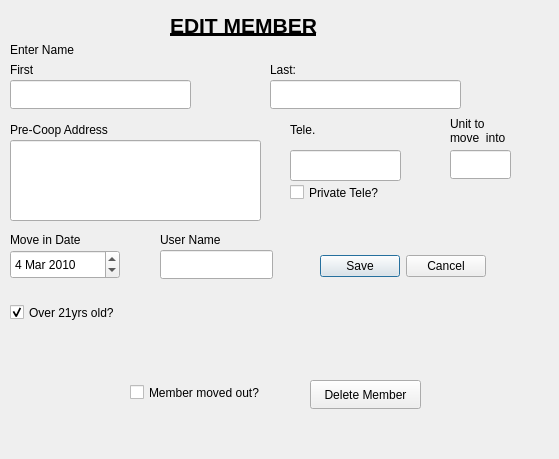
Before: the Qt Designer form src/view/EditUser.ui in RachelSugar/cooper, drawn with Qt 5.
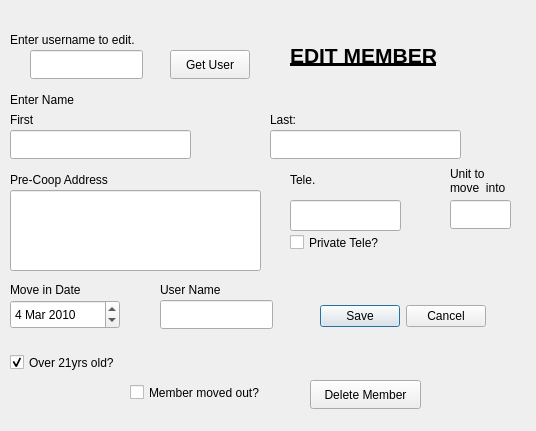
After: the same form once the commit is applied.

Commit message: getting editUser rdy

The edit to the form file:
```diff
--- a/src/view/EditUser.ui
+++ b/src/view/EditUser.ui
@@ -8,8 +8,8 @@
    <rect>
     <x>0</x>
     <y>0</y>
-    <width>559</width>
-    <height>459</height>
+    <width>536</width>
+    <height>431</height>
    </rect>
   </property>
   <property name="windowTitle" >
@@ -19,7 +19,7 @@
    <property name="geometry" >
     <rect>
      <x>160</x>
-     <y>250</y>
+     <y>300</y>
      <width>113</width>
      <height>29</height>
     </rect>
@@ -29,7 +29,7 @@
    <property name="geometry" >
     <rect>
      <x>450</x>
-     <y>150</y>
+     <y>200</y>
      <width>61</width>
      <height>29</height>
     </rect>
@@ -39,7 +39,7 @@
    <property name="geometry" >
     <rect>
      <x>10</x>
-     <y>140</y>
+     <y>190</y>
      <width>251</width>
      <height>81</height>
     </rect>
@@ -49,7 +49,7 @@
    <property name="geometry" >
     <rect>
      <x>10</x>
-     <y>40</y>
+     <y>90</y>
      <width>81</width>
      <height>19</height>
     </rect>
@@ -62,7 +62,7 @@
    <property name="geometry" >
     <rect>
      <x>10</x>
-     <y>230</y>
+     <y>280</y>
      <width>91</width>
      <height>19</height>
     </rect>
@@ -74,8 +74,8 @@
   <widget class="QLabel" name="label_10" >
    <property name="geometry" >
     <rect>
-     <x>170</x>
-     <y>10</y>
+     <x>290</x>
+     <y>40</y>
      <width>191</width>
      <height>31</height>
     </rect>
@@ -106,7 +106,7 @@
    <property name="geometry" >
     <rect>
      <x>160</x>
-     <y>230</y>
+     <y>280</y>
      <width>81</width>
      <height>19</height>
     </rect>
@@ -119,7 +119,7 @@
    <property name="geometry" >
     <rect>
      <x>320</x>
-     <y>250</y>
+     <y>300</y>
      <width>166</width>
      <height>32</height>
     </rect>
@@ -132,7 +132,7 @@
    <property name="geometry" >
     <rect>
      <x>10</x>
-     <y>60</y>
+     <y>110</y>
      <width>61</width>
      <height>19</height>
     </rect>
@@ -145,7 +145,7 @@
    <property name="geometry" >
     <rect>
      <x>290</x>
-     <y>120</y>
+     <y>170</y>
      <width>61</width>
      <height>19</height>
     </rect>
@@ -158,7 +158,7 @@
    <property name="geometry" >
     <rect>
      <x>10</x>
-     <y>120</y>
+     <y>170</y>
      <width>121</width>
      <height>19</height>
     </rect>
@@ -171,7 +171,7 @@
    <property name="geometry" >
     <rect>
      <x>270</x>
-     <y>80</y>
+     <y>130</y>
      <width>191</width>
      <height>29</height>
     </rect>
@@ -181,7 +181,7 @@
    <property name="geometry" >
     <rect>
      <x>290</x>
-     <y>180</y>
+     <y>230</y>
      <width>121</width>
      <height>25</height>
     </rect>
@@ -194,7 +194,7 @@
    <property name="geometry" >
     <rect>
      <x>290</x>
-     <y>150</y>
+     <y>200</y>
      <width>111</width>
      <height>31</height>
     </rect>
@@ -210,7 +210,7 @@
    <property name="geometry" >
     <rect>
      <x>10</x>
-     <y>250</y>
+     <y>300</y>
      <width>110</width>
      <height>29</height>
     </rect>
@@ -230,7 +230,7 @@
    <property name="geometry" >
     <rect>
      <x>10</x>
-     <y>80</y>
+     <y>130</y>
      <width>181</width>
      <height>29</height>
     </rect>
@@ -243,7 +243,7 @@
    <property name="geometry" >
     <rect>
      <x>10</x>
-     <y>300</y>
+     <y>350</y>
      <width>131</width>
      <height>25</height>
     </rect>
@@ -259,7 +259,7 @@
    <property name="geometry" >
     <rect>
      <x>270</x>
-     <y>60</y>
+     <y>110</y>
      <width>61</width>
      <height>19</height>
     </rect>
@@ -272,7 +272,7 @@
    <property name="geometry" >
     <rect>
      <x>450</x>
-     <y>110</y>
+     <y>160</y>
      <width>71</width>
      <height>41</height>
     </rect>
@@ -308,6 +308,42 @@
     <string>Delete Member</string>
    </property>
   </widget>
+  <widget class="QPushButton" name="getUser" >
+   <property name="geometry" >
+    <rect>
+     <x>170</x>
+     <y>50</y>
+     <width>80</width>
+     <height>29</height>
+    </rect>
+   </property>
+   <property name="text" >
+    <string>Get User</string>
+   </property>
+  </widget>
+  <widget class="QLineEdit" name="userEdit" >
+   <property name="geometry" >
+    <rect>
+     <x>30</x>
+     <y>50</y>
+     <width>113</width>
+     <height>29</height>
+    </rect>
+   </property>
+  </widget>
+  <widget class="QLabel" name="label_9" >
+   <property name="geometry" >
+    <rect>
+     <x>10</x>
+     <y>30</y>
+     <width>171</width>
+     <height>19</height>
+    </rect>
+   </property>
+   <property name="text" >
+    <string>Enter username to edit.</string>
+   </property>
+  </widget>
  </widget>
  <resources/>
  <connections/>
```
The commit also changes 2 other files.
